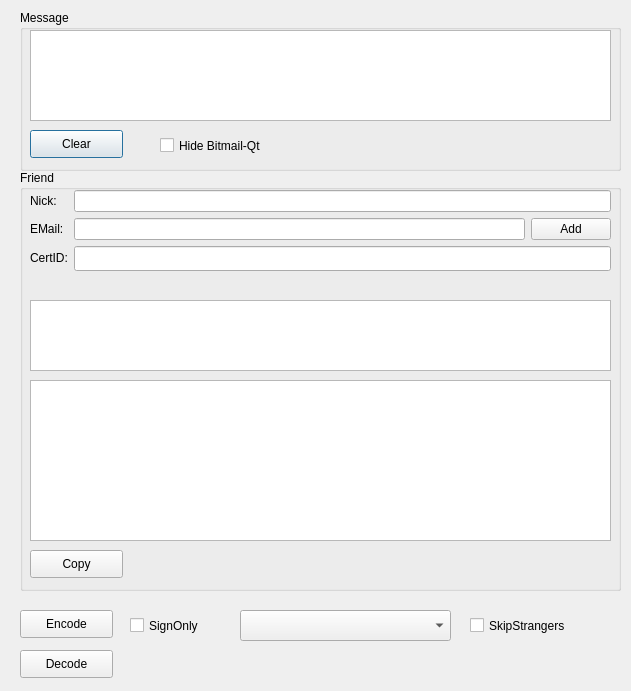
bitbaba/bitmail, file qt/assistantdialog.ui: the form before one commit.
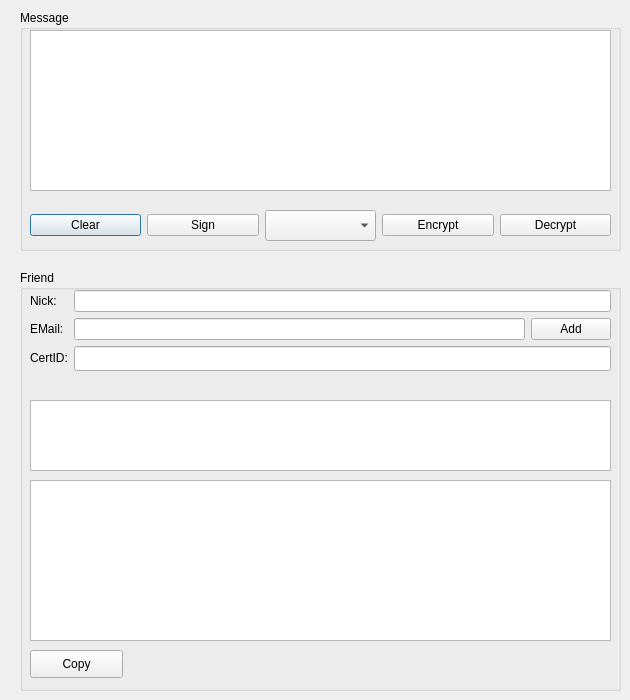
The form after the commit.

What changed in the file:
```diff
--- a/qt/assistantdialog.ui
+++ b/qt/assistantdialog.ui
@@ -6,10 +6,34 @@
    <rect>
     <x>0</x>
     <y>0</y>
-    <width>631</width>
-    <height>691</height>
+    <width>630</width>
+    <height>700</height>
    </rect>
   </property>
+  <property name="sizePolicy">
+   <sizepolicy hsizetype="Fixed" vsizetype="Fixed">
+    <horstretch>0</horstretch>
+    <verstretch>0</verstretch>
+   </sizepolicy>
+  </property>
+  <property name="minimumSize">
+   <size>
+    <width>630</width>
+    <height>700</height>
+   </size>
+  </property>
+  <property name="maximumSize">
+   <size>
+    <width>630</width>
+    <height>700</height>
+   </size>
+  </property>
+  <property name="baseSize">
+   <size>
+    <width>630</width>
+    <height>700</height>
+   </size>
+  </property>
   <property name="windowTitle">
    <string>im Assistant</string>
   </property>
@@ -19,7 +43,7 @@
      <x>20</x>
      <y>10</y>
      <width>601</width>
-     <height>161</height>
+     <height>241</height>
     </rect>
    </property>
    <property name="title">
@@ -31,7 +55,7 @@
       <x>10</x>
       <y>20</y>
       <width>581</width>
-      <height>91</height>
+      <height>161</height>
      </rect>
     </property>
     <property name="font">
@@ -41,38 +65,62 @@
      </font>
     </property>
    </widget>
-   <widget class="QPushButton" name="btnClearInput">
+   <widget class="QWidget" name="horizontalLayoutWidget_2">
     <property name="geometry">
      <rect>
       <x>10</x>
-      <y>120</y>
-      <width>93</width>
-      <height>28</height>
-     </rect>
-    </property>
-    <property name="text">
-     <string>Clear</string>
-    </property>
-   </widget>
-   <widget class="QCheckBox" name="cbHideMain">
-    <property name="geometry">
-     <rect>
-      <x>140</x>
-      <y>120</y>
-      <width>151</width>
+      <y>200</y>
+      <width>581</width>
       <height>31</height>
      </rect>
     </property>
-    <property name="text">
-     <string>Hide Bitmail-Qt</string>
-    </property>
+    <layout class="QHBoxLayout" name="horizontalLayout_2">
+     <item>
+      <widget class="QPushButton" name="btnClearInput">
+       <property name="text">
+        <string>Clear</string>
+       </property>
+      </widget>
+     </item>
+     <item>
+      <widget class="QPushButton" name="btnSign">
+       <property name="text">
+        <string>Sign</string>
+       </property>
+      </widget>
+     </item>
+     <item>
+      <widget class="QComboBox" name="cbbFriends">
+       <property name="sizePolicy">
+        <sizepolicy hsizetype="Preferred" vsizetype="Preferred">
+         <horstretch>0</horstretch>
+         <verstretch>0</verstretch>
+        </sizepolicy>
+       </property>
+      </widget>
+     </item>
+     <item>
+      <widget class="QPushButton" name="btnEncrypt">
+       <property name="text">
+        <string>Encrypt</string>
+       </property>
+      </widget>
+     </item>
+     <item>
+      <widget class="QPushButton" name="btnDecrypt">
+       <property name="text">
+        <string>Decrypt</string>
+       </property>
+      </widget>
+     </item>
+    </layout>
    </widget>
   </widget>
   <widget class="QGroupBox" name="grpFriend">
    <property name="geometry">
     <rect>
      <x>20</x>
-     <y>170</y>
+     <y>270</y>
      <width>601</width>
      <height>421</height>
     </rect>
@@ -209,68 +257,6 @@
     </property>
    </widget>
   </widget>
-  <widget class="QPushButton" name="btnEncrypt">
-   <property name="geometry">
-    <rect>
-     <x>20</x>
-     <y>610</y>
-     <width>93</width>
-     <height>28</height>
-    </rect>
-   </property>
-   <property name="text">
-    <string>Encode</string>
-   </property>
-  </widget>
-  <widget class="QPushButton" name="btnDecrypt">
-   <property name="geometry">
-    <rect>
-     <x>20</x>
-     <y>650</y>
-     <width>93</width>
-     <height>28</height>
-    </rect>
-   </property>
-   <property name="text">
-    <string>Decode</string>
-   </property>
-  </widget>
-  <widget class="QCheckBox" name="cbSignOnly">
-   <property name="geometry">
-    <rect>
-     <x>130</x>
-     <y>610</y>
-     <width>91</width>
-     <height>31</height>
-    </rect>
-   </property>
-   <property name="text">
-    <string>SignOnly</string>
-   </property>
-  </widget>
-  <widget class="QCheckBox" name="cbSkipStrangers">
-   <property name="geometry">
-    <rect>
-     <x>470</x>
-     <y>610</y>
-     <width>141</width>
-     <height>31</height>
-    </rect>
-   </property>
-   <property name="text">
-    <string>SkipStrangers</string>
-   </property>
-  </widget>
-  <widget class="QComboBox" name="cbbFriends">
-   <property name="geometry">
-    <rect>
-     <x>240</x>
-     <y>610</y>
-     <width>211</width>
-     <height>31</height>
-    </rect>
-   </property>
-  </widget>
  </widget>
  <tabstops>
   <tabstop>txtInput</tabstop>
```
Left out of the diff: 14 changed lines with no effect on the pictures.
